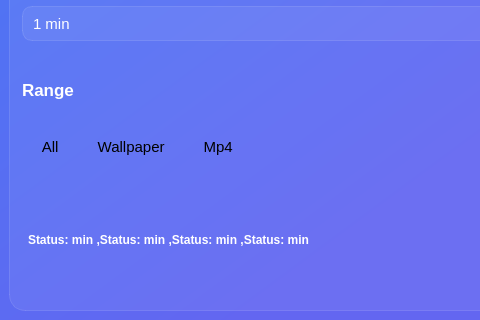
Old version of the form code/ui/main.ui in the repository mh-Earth/Tapeciarnia; both pictures show x 0 to 480 and y 583 to 903 of the 1219 by 903 pixel window.
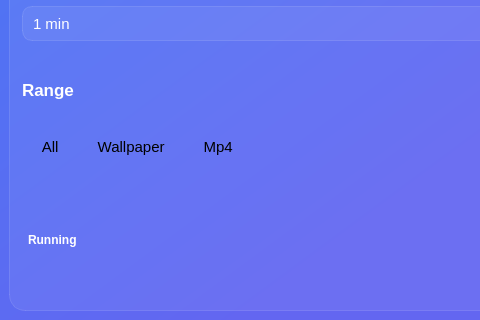
New version of the form. Icons and pictures are not drawn.

Commit message: Fix statusber and scheduler source error

Diff of the .ui file:
```diff
--- a/code/ui/main.ui
+++ b/code/ui/main.ui
@@ -1462,7 +1462,7 @@
              </font>
             </property>
             <property name="text">
-             <string>Status: min ,Status: min ,Status: min ,Status: min</string>
+             <string>Running</string>
             </property>
            </widget>
           </item>
```
The commit also changes 2 other files.
